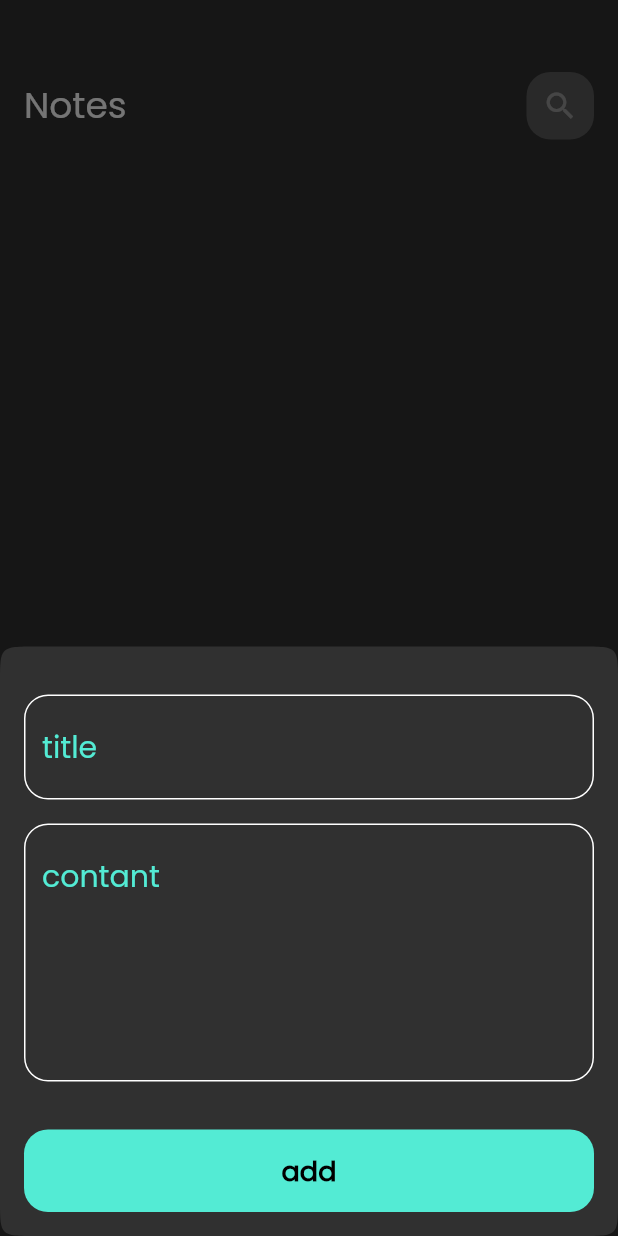
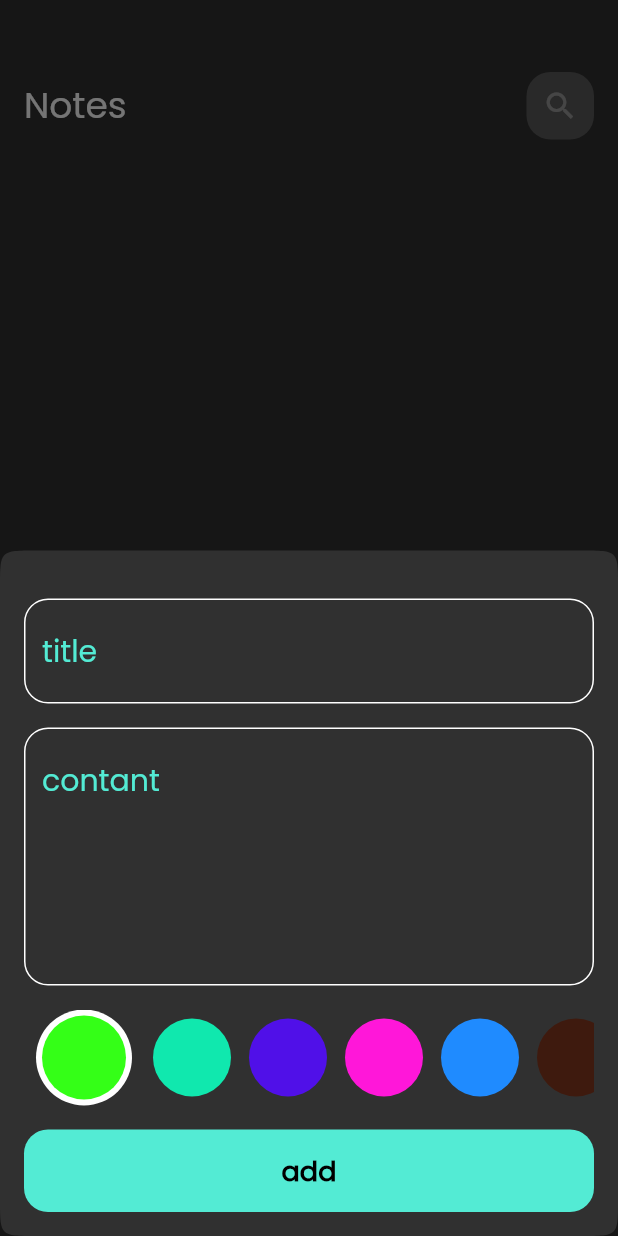
Before and after one commit to wael-saif23/note-app, a Flutter app: the screen it shows after launch, after a tap on the "add" icon, on a phone screen of 412 x 824 dp. Run offline on Flutter 3.47's test engine with Material 2 defaults, Android fonts, the phone set to English and light mode, and no system bars; our stand-ins replace bloc, flutter_bloc, font_awesome_flutter, hive, hive_flutter, modal_progress_hud_nsn; accounts and stored records are empty.

Commit message:
color list

```diff
--- /dev/null
+++ b/lib/widgets/colors_items.dart
@@ -0,0 +1,79 @@
+import 'package:flutter/material.dart';
+
+class ColorsItem extends StatelessWidget {
+  const ColorsItem({super.key, required this.isactive, required this.colors});
+
+  final bool isactive;
+  final Color colors;
+  @override
+  Widget build(BuildContext context) {
+    return isactive
+        ?  Padding(
+            padding:const EdgeInsets.symmetric(horizontal: 8),
+            child: CircleAvatar(
+              radius: 32,
+              backgroundColor: Colors.white,
+              child: CircleAvatar(
+                radius: 28,
+                backgroundColor:colors,
+              ),
+            ),
+          )
+        :  Padding(
+            padding:const EdgeInsets.symmetric(horizontal: 6),
+            child: CircleAvatar(
+              radius: 26,
+              backgroundColor: colors,
+            ),
+          );
+  }
+}
+
+class ColorsItemList extends StatefulWidget {
+  const ColorsItemList({super.key});
+
+  @override
+  State<ColorsItemList> createState() => _ColorsItemListState();
+}
+
+class _ColorsItemListState extends State<ColorsItemList> {
+  int selectIndex = 0;
+
+  List<Color> colors =const [
+    Color(0xff34FF17),
+    Color(0xff10E8AE),
+    Color(0xff5010E8),
+    Color(0xffFF17D9),
+    Color(0xff1F8BFF),
+    Color(0xff3E1A0E),
+    Color(0xffF1D8B3),
+    Color(0xffD3A75C),
+    Color(0xffA78A59),
+    Color(0xff382720),
+    Color(0xff1B2022),
+    Color(0xff37795C),
+    Color(0xffCB6A74),
+  ];
+  @override
+  Widget build(BuildContext context) {
+    return SizedBox(
+      height: 32 * 2,
+      child: ListView.builder(
+        itemCount: colors.length,
+        scrollDirection: Axis.horizontal,
+        itemBuilder: (BuildContext context, int index) {
+          return GestureDetector(
+            onTap: () {
+              selectIndex = index;
+              setState(() {});
+            },
+            child: ColorsItem(
+              colors: colors[index],
+              isactive: selectIndex == index,
+            ),
+          );
+        },
+      ),
+    );
+  }
+}
--- a/lib/widgets/form_add_note.dart
+++ b/lib/widgets/form_add_note.dart
@@ -3,6 +3,7 @@ import 'package:flutter_bloc/flutter_bloc.dart';
 import 'package:intl/intl.dart';
 import 'package:noteapp/cubit/add_note_cubit/add_note_cubit.dart';
 import 'package:noteapp/models/note_model.dart';
+import 'package:noteapp/widgets/colors_items.dart';
 import 'package:noteapp/widgets/custom_botton.dart';
 import 'package:noteapp/widgets/custom_textfeld.dart';
 
@@ -47,7 +48,11 @@ class _FormAddNoteState extends State<FormAddNote> {
               hint: "contant",
               maxline: 6),
           const SizedBox(
-            height: 32,
+            height: 16,
+          ),
+          ColorsItemList(),
+          const SizedBox(
+            height: 16,
           ),
           BlocBuilder<AddNoteCubit, AddNoteState>(builder: (context, state) {
             return CustomBotton(
```
